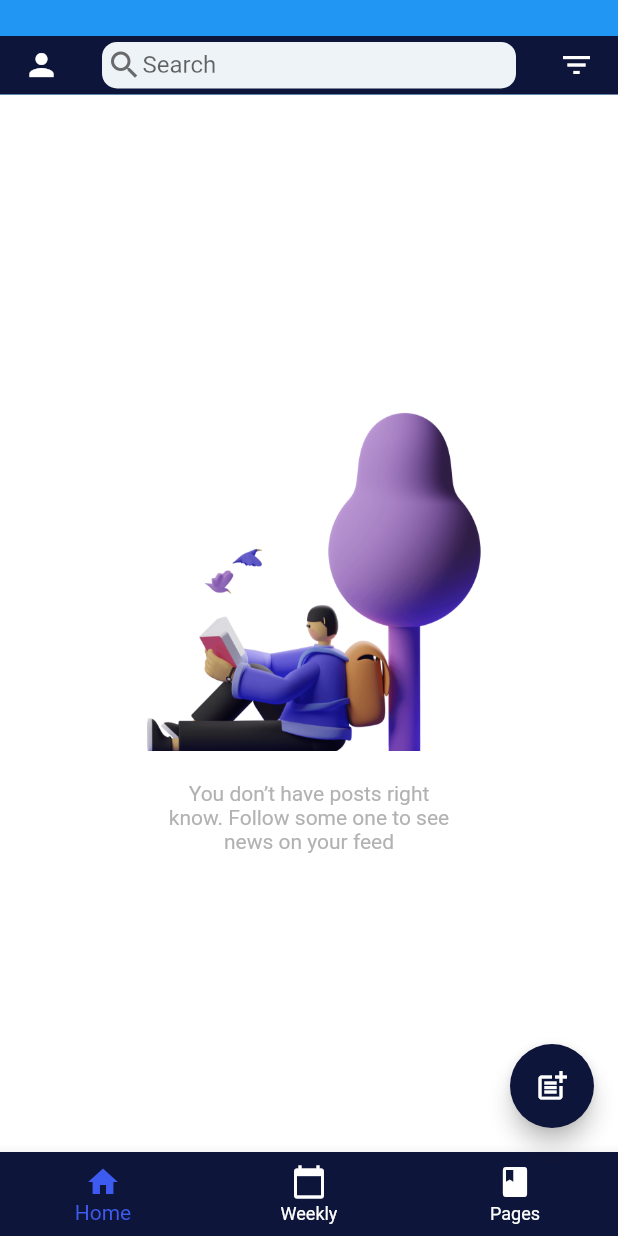
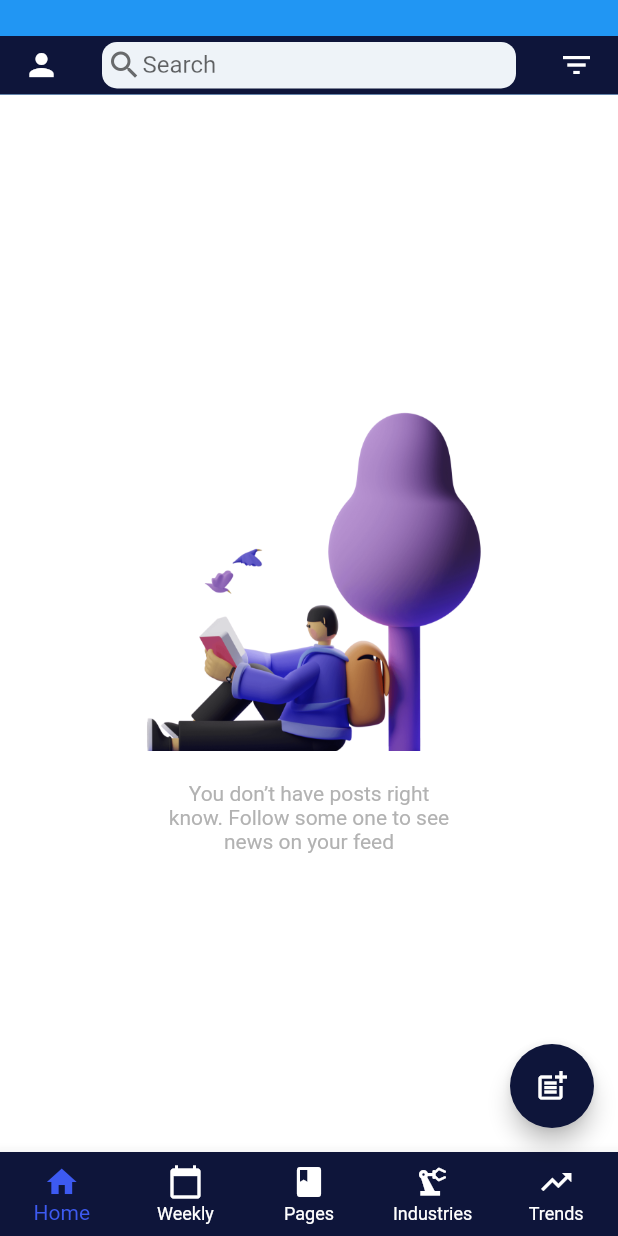
Before and after one commit to Santiago9913/Unicorn, a Flutter app: the HomeScreen screen opened directly with empty values, on a phone screen of 412 x 824 dp. Run offline on Flutter 3.47's test engine with Material 2 defaults, Android fonts, the phone set to English and light mode, and no system bars; our stand-ins replace cloud_firestore, device_info, firebase_analytics, firebase_auth, firebase_core, firebase_storage and 6 more; missing offline and left inert: firebase_performance; accounts and stored records are empty; network calls fail.

Commit message:
the functionality was created

```diff
--- /dev/null
+++ b/lib/api/api.dart
@@ -0,0 +1,45 @@
+import 'package:unicorn/controllers/api_controller.dart';
+import 'package:unicorn/models/country.dart';
+import 'package:unicorn/models/trend.dart';
+import 'package:unicorn/models/industry.dart';
+
+class Api {
+
+  ApiController mApi = ApiController();
+
+  Future<List<Country>> getCountries() async {
+    final response = await mApi.fetchCountries();
+    List countries = response['data'];
+    List<Country> mCountries = <Country>[];
+    for (int i = 0; i < countries.length; i++) {
+      mCountries.add(new Country(name: countries[i]));
+    }
+    return mCountries;
+  }
+
+  Future<List<Trend>> getTrends(String country) async {
+    final response = await mApi.fetchTrends(country);
+    var tempTrends = response['data'].keys;
+    List trends = [];
+    for (var mTrend in tempTrends) trends.add(mTrend);
+    List<Trend> mTrends = <Trend>[];
+    for (int i = 0; i < trends.length; i++) {
+      var mTrend = response['data'][trends[i]];
+      mTrends.add(new Trend(name: trends[i], funding: mTrend['funding'], startups: mTrend['startups']));
+    }
+    return mTrends;
+  }
+
+  Future<List<Industry>> getInversion() async {
+    final response = await mApi.fetchInversion();
+    var tempIndustries = response['data'].keys;
+    List industries = [];
+    for (var mIndustry in tempIndustries) industries.add(mIndustry);
+    List<Industry> mIndustries = <Industry>[];
+    for (int i = 0; i < industries.length; i++) {
+      var mIndustry = response['data'][industries[i]];
+      mIndustries.add(new Industry(name: industries[i], funding: mIndustry['funding'], startups: mIndustry['startups']));
+    }
+    return mIndustries;
+  }
+}
--- /dev/null
+++ b/lib/controllers/api_controller.dart
@@ -0,0 +1,37 @@
+import 'package:http/http.dart' as http;
+import 'dart:convert';
+
+class ApiController {
+
+  static const apiHost = "https://unicornm.herokuapp.com";
+  static const trendsEndpoint = "/api/trending/country/";
+  static const countriesEndpoint = "/api/country/all";
+  static const industriesEndpoint = "/api/inversion/all";
+
+  dynamic fetchCountries() async {
+    final response = await http.get(Uri.parse(apiHost + countriesEndpoint));
+    if (response.statusCode == 200) {
+      return json.decode(response.body);
+    } else {
+      throw Exception('Failed to load countries.');
+    }
+  }
+
+  dynamic fetchTrends(String country) async {
+    final response = await http.get(Uri.parse(apiHost + trendsEndpoint + country));
+    if (response.statusCode == 200) {
+      return json.decode(response.body);
+    } else {
+      throw Exception('Failed to load trends.');
+    }
+  }
+
+  dynamic fetchInversion() async {
+    final response = await http.get(Uri.parse(apiHost + industriesEndpoint));
+    if (response.statusCode == 200) {
+      return json.decode(response.body);
+    } else {
+      throw Exception('Failed to load inversions.');
+    }
+  }
+}
--- /dev/null
+++ b/lib/models/country.dart
@@ -0,0 +1,25 @@
+class Country {
+  String name;
+
+  Country({
+    required this.name
+  });
+
+  get getName {
+    return name;
+  }
+
+  void setContent(String nName) {
+    name = nName;
+  }
+
+  Map<String, dynamic> toJSON() => <String, dynamic>{
+    'name': name
+  };
+
+  factory Country.fromJson(String name) {
+    return Country(
+        name: name
+    );
+  }
+}
--- /dev/null
+++ b/lib/models/industry.dart
@@ -0,0 +1,49 @@
+class Industry {
+  String name;
+  int funding;
+  int startups;
+
+  Industry({
+    required this.name,
+    required this.funding,
+    required this.startups,
+  });
+
+  get getName {
+    return name;
+  }
+
+  get getFunding {
+    return funding;
+  }
+
+  get getStartups {
+    return startups;
+  }
+
+  void setContent(String nName) {
+    name = nName;
+  }
+
+  void setImgUrl(int nFunding) {
+    funding = nFunding;
+  }
+
+  void setDatePosted(int nStartups) {
+    startups = nStartups;
+  }
+
+  Map<String, dynamic> toJSON() => <String, dynamic>{
+    'name': name,
+    'funding': funding,
+    'startups': startups,
+  };
+
+  factory Industry.fromJson(String name, Map<String, dynamic> json) {
+    return Industry(
+      name: name,
+      funding: json['funding'],
+      startups: json['startups'],
+    );
+  }
+}
--- /dev/null
+++ b/lib/models/trend.dart
@@ -0,0 +1,49 @@
+class Trend {
+  String name;
+  int funding;
+  int startups;
+
+  Trend({
+    required this.name,
+    required this.funding,
+    required this.startups,
+  });
+
+  get getName {
+    return name;
+  }
+
+  get getFunding {
+    return funding;
+  }
+
+  get getStartups {
+    return startups;
+  }
+
+  void setContent(String nName) {
+    name = nName;
+  }
+
+  void setImgUrl(int nFunding) {
+    funding = nFunding;
+  }
+
+  void setDatePosted(int nStartups) {
+    startups = nStartups;
+  }
+
+  Map<String, dynamic> toJSON() => <String, dynamic>{
+    'name': name,
+    'funding': funding,
+    'startups': startups,
+  };
+
+  factory Trend.fromJson(String name, Map<String, dynamic> json) {
+    return Trend(
+      name: name,
+      funding: json['funding'],
+      startups: json['startups'],
+    );
+  }
+}
--- a/lib/widgets/Home/home_page.dart
+++ b/lib/widgets/Home/home_page.dart
@@ -6,6 +6,8 @@ import 'package:flutter_screenutil/flutter_screenutil.dart';
 import 'package:unicorn/widgets/post/post_create_view.dart';
 import 'package:unicorn/widgets/post/post_main_widget.dart';
 import 'package:unicorn/widgets/profile/main_profile_page.dart';
+
+import 'package:unicorn/api/api.dart';
 
 class HomeScreen extends StatefulWidget {
   const HomeScreen({
@@ -30,11 +32,20 @@ class HomeScreen extends StatefulWidget {
 class _HomeScreenState extends State<HomeScreen> {
   int _currentIndex = 0;
   bool locationGranted = true;
+  String selectedValueTrends = "United States";
   final GlobalKey<ScaffoldState> _scaffoldKey = GlobalKey<ScaffoldState>();
+
+  Api mApi = new Api();
+  List<DropdownMenuItem<String>> countriesListMenu = <DropdownMenuItem<String>>[];
+  List<Widget> inversionsChildrenList = <Widget>[];
+  List<Widget> trendsChildrenList = <Widget>[];
 
   @override
   void initState() {
     super.initState();
+    loadCountriesDropdownMenu();
+    loadInversions();
+    loadTrend(selectedValueTrends);
     if (widget.locationAccess != null) {
       if (widget.locationAccess! && widget.location != "") {
         WidgetsBinding.instance!.addPostFrameCallback((_) {
@@ -286,6 +297,62 @@ class _HomeScreenState extends State<HomeScreen> {
                 ),
               ),
             ),
+            PlaceholderWidget(
+              child: SizedBox(
+                height: 1.sh,
+                width: 1.sw,
+                child: ListView(
+                  children: inversionsChildrenList,
+                ),
+              ),
+            ),
+            PlaceholderWidget(
+              child: SizedBox(
+                height: 1.sh,
+                width: 1.sw,
+                child: Padding(
+                  padding: EdgeInsets.all(14),
+                  child: Column(
+                    crossAxisAlignment: CrossAxisAlignment.center,
+                    children: [
+                      DropdownButtonFormField(
+                        menuMaxHeight: 400,
+                        style: TextStyle(color: Colors.white),
+                        decoration: InputDecoration(
+
+                          enabledBorder: OutlineInputBorder(
+                            borderSide: BorderSide(color: Color(0xFF0E153A), width: 2),
+                            borderRadius: BorderRadius.circular(20),
+                          ),
+                          border: OutlineInputBorder(
+                            borderSide: BorderSide(color: Color(0xFF0E153A), width: 2),
+                            borderRadius: BorderRadius.circular(20),
+                          ),
+                          filled: true,
+                          fillColor: Color(0xFF0E153A),
+                        ),
+                        dropdownColor: Color(0xFF0E153A),
+                        value: selectedValueTrends,
+                        items: countriesListMenu,
+                        onChanged: (String? newValue){
+                          loadTrend(newValue!);
+                          setState(() {
+                            selectedValueTrends = newValue!;
+                          });
+                        },
+                      ),
+                      SizedBox(
+                          height: 0.65.sh,
+                          width: 1.sw,
+                          child: ListView(
+                            children: trendsChildrenList,
+                          )
+                      )
+                    ],
+                  ),
+                )
+              ),
+            ),
           ],
           index: _currentIndex,
         ), // new
@@ -313,6 +380,14 @@ class _HomeScreenState extends State<HomeScreen> {
               BottomNavigationBarItem(
                 icon: Icon(Icons.book),
                 label: 'Pages',
+              ),
+              BottomNavigationBarItem(
+                icon: Icon(Icons.precision_manufacturing),
+                label: 'Industries',
+              ),
+              BottomNavigationBarItem(
+                icon: Icon(Icons.trending_up),
+                label: 'Trends',
               )
             ],
           ),
@@ -321,9 +396,106 @@ class _HomeScreenState extends State<HomeScreen> {
     );
   }
 
+  void loadCountriesDropdownMenu () {
+    mApi.getCountries().then((countries) {
+      List<DropdownMenuItem<String>> mCountries = <DropdownMenuItem<String>>[];
+      for (int i = 0; i < countries.length; i++) {
+        mCountries.add(
+            DropdownMenuItem(
+                child: Text(
+                  countries[i].name,
+                  style: TextStyle(
+                    color: Colors.white
+                  ),
+                ),
+                value: countries[i].name
+            )
+        );
+      }
+      setState(() {
+        countriesListMenu = mCountries;
+      });
+    });
+  }
+
+  void loadTrend (String country) {
+    mApi.getTrends(country).then((trends) {
+      List<Widget> mTrends = [];
+      for (int i = 0; i < trends.length; i++) {
+        var mName = trends[i].name;
+        var mFunding = trends[i].funding.toString();
+        var mStartups = trends[i].startups.toString();
+        var mItem = Card(
+            elevation: 4,
+            margin: EdgeInsets.fromLTRB(0, 7, 0, 7),
+            child: Padding(
+                padding: const EdgeInsets.all(14),
+                child: Wrap(
+                    spacing: 7,
+                    direction: Axis.vertical,
+                    children: [
+                      Text(
+                        'Trend: ' + mName,
+                        style: TextStyle(
+                          fontSize: 16.0,
+                          color: Colors.black,
+                          fontWeight: FontWeight.bold,
+                        ),
+                      ),
+                      Text('Funding: \$' + mFunding),
+                      Text('Amount of Startups: ' + mStartups)
+                    ]
+                )
+            )
+        );
+        mTrends.add(mItem);
+      }
+      setState(() {
+        trendsChildrenList = mTrends;
+      });
+    });
+  }
+
+  void loadInversions () {
+    mApi.getInversion().then((industries) {
+      List<Widget> mInversions = [];
+      for (int i = 0; i < industries.length; i++) {
+        var mName = industries[i].name;
+        var mFunding = industries[i].funding.toString();
+        var mStartups = industries[i].startups.toString();
+        var mItem = Card(
+            elevation: 4,
+            margin: EdgeInsets.fromLTRB(14, 7, 14, 7),
+            child: Padding(
+                padding: const EdgeInsets.all(14),
+                child: Wrap(
+                    spacing: 7,
+                    direction: Axis.vertical,
+                    children: [
+                      Text(
+                        'Industry: ' + mName,
+                        style: TextStyle(
+                          fontSize: 16.0,
+                          color: Colors.black,
+                          fontWeight: FontWeight.bold,
+                        ),
+                      ),
+                      Text('Funding: \$' + mFunding),
+                      Text('Amount of Startups: ' + mStartups)
+                    ]
+                )
+            )
+        );
+        mInversions.add(mItem);
+      }
+      setState(() {
+        inversionsChildrenList = mInversions;
+      });
+    });
+  }
+
   void onTabTapped(int index) {
-    setState(
-      () {
+    setState(() {
         _currentIndex = index;
       },
     );
--- a/pubspec.yaml
+++ b/pubspec.yaml
@@ -49,6 +49,7 @@ dependencies:
   url_launcher: ^6.0.12
   geolocator: ^7.7.1
   geocoding: ^2.0.1
+  http: ^0.13.4
 
 dev_dependencies:
   flutter_test:
```
Also changed, not shown: pubspec.lock, 1 other file.
